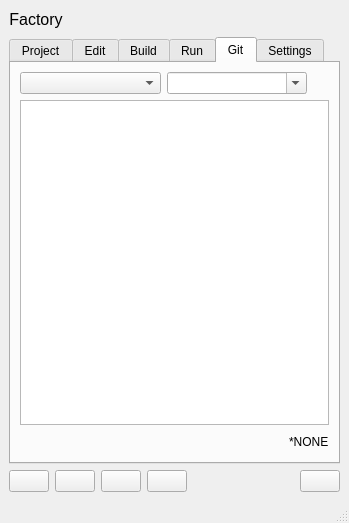
jplozf/Factory, file mainwindow.ui: the form before one commit.
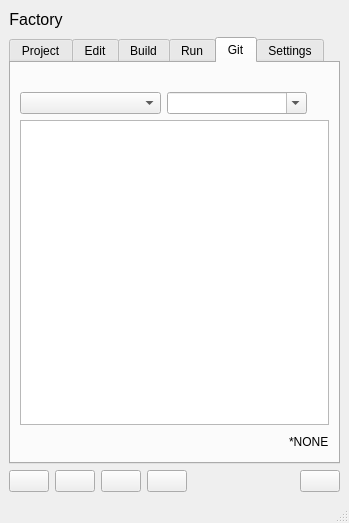
The form after the commit. Icons and pictures are not drawn.

What changed in the file:
```diff
--- a/mainwindow.ui
+++ b/mainwindow.ui
@@ -394,7 +394,7 @@
         <string>Git</string>
        </attribute>
        <layout class="QGridLayout" name="gridLayout_3">
-        <item row="2" column="0">
+        <item row="3" column="0">
          <layout class="QVBoxLayout" name="verticalLayout">
           <item>
            <widget class="QTextEdit" name="txtGitOutput">
@@ -407,7 +407,7 @@
           </item>
          </layout>
         </item>
-        <item row="0" column="0">
+        <item row="1" column="0">
          <layout class="QHBoxLayout" name="horizontalLayout_4">
           <item>
            <widget class="QComboBox" name="cbxGitCommands"/>
@@ -441,7 +441,7 @@
           </item>
          </layout>
         </item>
-        <item row="3" column="0">
+        <item row="4" column="0">
          <layout class="QHBoxLayout" name="horizontalLayout_5">
           <item>
            <widget class="QPushButton" name="btnGitOutputClear">
@@ -479,6 +479,13 @@
           </item>
          </layout>
         </item>
+        <item row="0" column="0">
+         <widget class="QLabel" name="lblGitInfo">
+          <property name="text">
+           <string/>
+          </property>
+         </widget>
+        </item>
        </layout>
       </widget>
       <widget class="QWidget" name="boxSettings">
```
